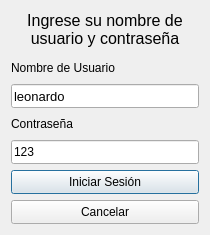
First picture: the form in ui/login.ui, repository OdairTrujillo/blockcheck, before the edit.
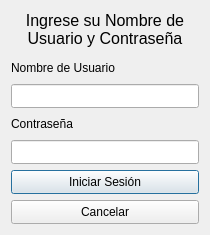
Second picture: the form after the edit. Icons and pictures are not drawn.

The edit to the form file:
```diff
--- a/ui/login.ui
+++ b/ui/login.ui
@@ -43,7 +43,9 @@
         </font>
        </property>
        <property name="text">
-        <string>&lt;html&gt;&lt;head/&gt;&lt;body&gt;&lt;p align=&quot;center&quot;&gt;Ingrese su nombre de&lt;br/&gt;usuario y contraseña&lt;br/&gt;&lt;/p&gt;&lt;/body&gt;&lt;/html&gt;</string>
+        <string>&lt;html&gt;&lt;head/&gt;&lt;body&gt;&lt;div align=&quot;center&quot;&gt;Ingrese su Nombre de&lt;br&gt;
+Usuario y Contraseña&lt;br&gt;
+&lt;/div&gt;&lt;/body&gt;&lt;/html&gt;</string>
        </property>
       </widget>
      </item>
@@ -68,7 +70,7 @@
         </font>
        </property>
        <property name="text">
-        <string>leonardo</string>
+        <string/>
        </property>
       </widget>
      </item>
@@ -91,7 +93,7 @@
         <string/>
        </property>
        <property name="text">
-        <string>123</string>
+        <string/>
        </property>
       </widget>
      </item>
```
